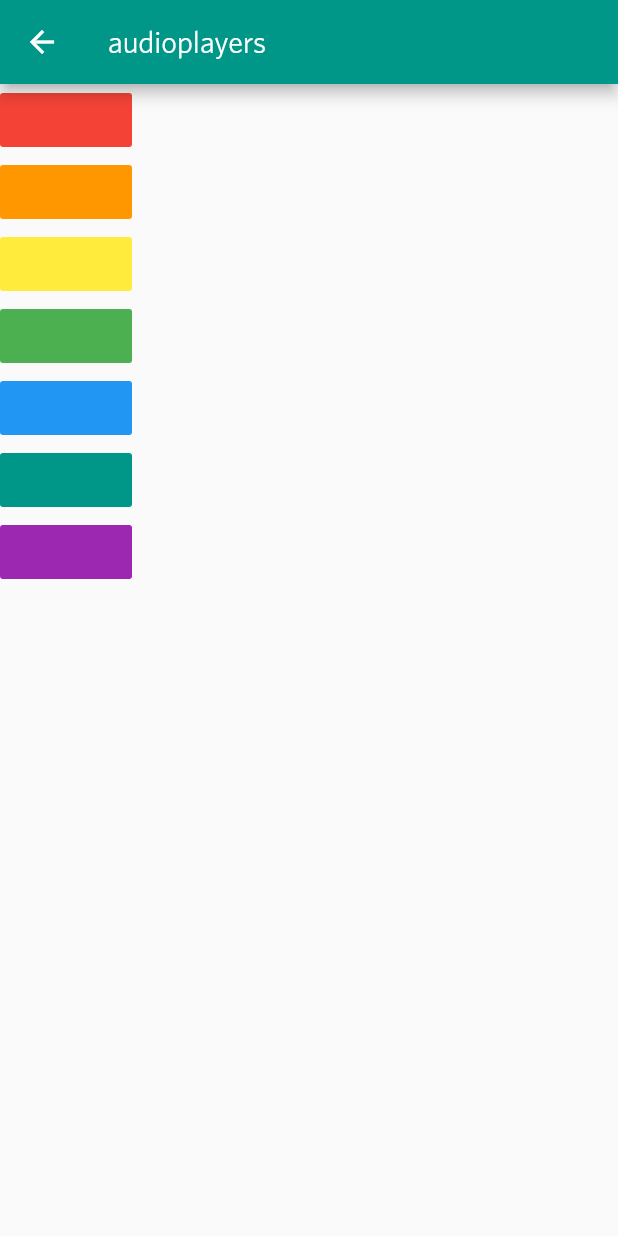
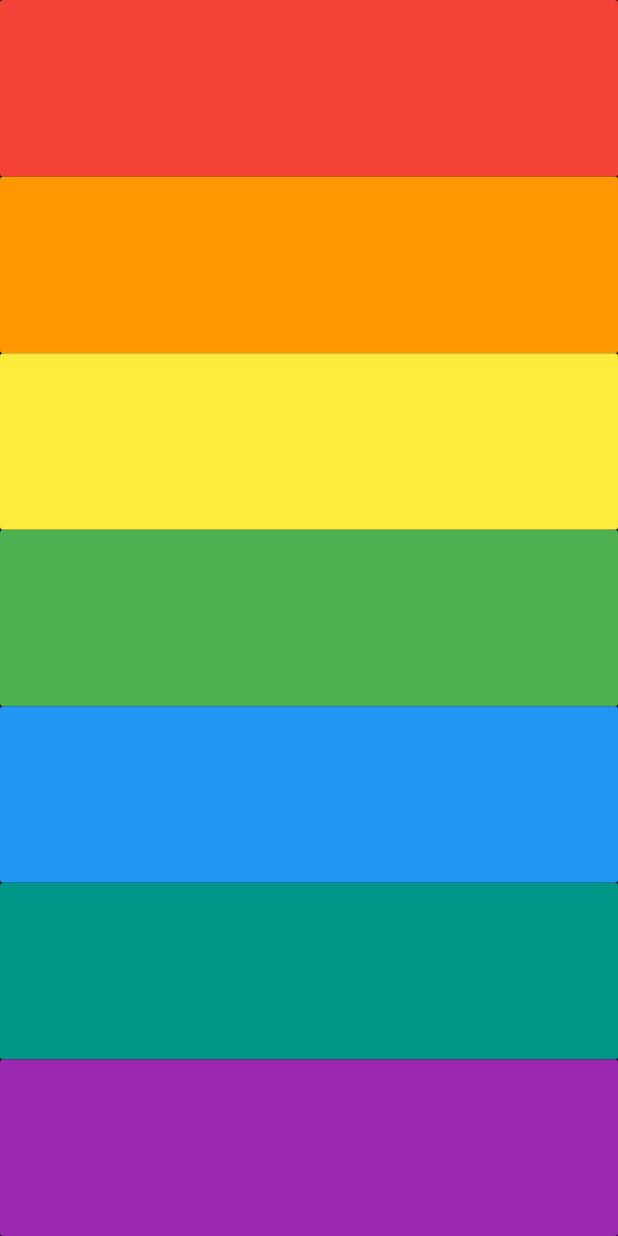
Before and after one commit to w4mxl/FlutterStudyJourney, a Flutter app: the AudioPlayerDemo screen opened by its route, on a phone screen of 412 x 824 dp. Run offline on Flutter 3.47's test engine with Material 2 defaults, Android fonts, the phone set to English and light mode, and no system bars; our stand-ins replace audioplayers, dio, flutter_html; missing offline and left inert: xpath; network calls fail.

Commit message:
chore: optimize

```diff
--- a/lib/demos/audio/audioplayers.dart
+++ b/lib/demos/audio/audioplayers.dart
@@ -12,61 +12,32 @@ class AudioPlayerDemo extends StatelessWidget {
   @override
   Widget build(BuildContext context) {
     return Scaffold(
-      appBar: AppBar(
-        title: Text('audioplayers'),
+      backgroundColor: Colors.black,
+      body: SafeArea(
+        child: Column(
+          crossAxisAlignment: CrossAxisAlignment.stretch, // 水平方向撑满
+          children: <Widget>[
+            buildExpanded(color: Colors.red, audioNumber: 1),
+            buildExpanded(color: Colors.orange, audioNumber: 1),
+            buildExpanded(color: Colors.yellow, audioNumber: 1),
+            buildExpanded(color: Colors.green, audioNumber: 1),
+            buildExpanded(color: Colors.blue, audioNumber: 1),
+            buildExpanded(color: Colors.teal, audioNumber: 1),
+            buildExpanded(color: Colors.purple, audioNumber: 1),
+          ],
+        ),
       ),
-      body: Column(
-        children: <Widget>[
-          FlatButton(
-            color: Colors.red,
-            onPressed: () {
-              player.play('note1.wav');
-            },
-            child: Text(''),
-          ),
-          FlatButton(
-            color: Colors.orange,
-            onPressed: () {
-              player.play('note2.wav');
-            },
-            child: Text(''),
-          ),
-          FlatButton(
-            color: Colors.yellow,
-            onPressed: () {
-              player.play('note3.wav');
-            },
-            child: Text(''),
-          ),
-          FlatButton(
-            color: Colors.green,
-            onPressed: () {
-              player.play('note4.wav');
-            },
-            child: Text(''),
-          ),
-          FlatButton(
-            color: Colors.blue,
-            onPressed: () {
-              player.play('note5.wav');
-            },
-            child: Text(''),
-          ),
-          FlatButton(
-            color: Colors.teal,
-            onPressed: () {
-              player.play('note6.wav');
-            },
-            child: Text(''),
-          ),
-          FlatButton(
-            color: Colors.purple,
-            onPressed: () {
-              player.play('note7.wav');
-            },
-            child: Text(''),
-          ),
-        ],
+    );
+  }
+
+  Expanded buildExpanded({Color color, int audioNumber}) {
+    return Expanded(
+      child: FlatButton(
+        color: color,
+        onPressed: () {
+          player.play('note$audioNumber.wav');
+        },
+        child: null,
       ),
     );
   }
```
Also changed, not shown: pubspec.yaml (+7 -1 lines).
